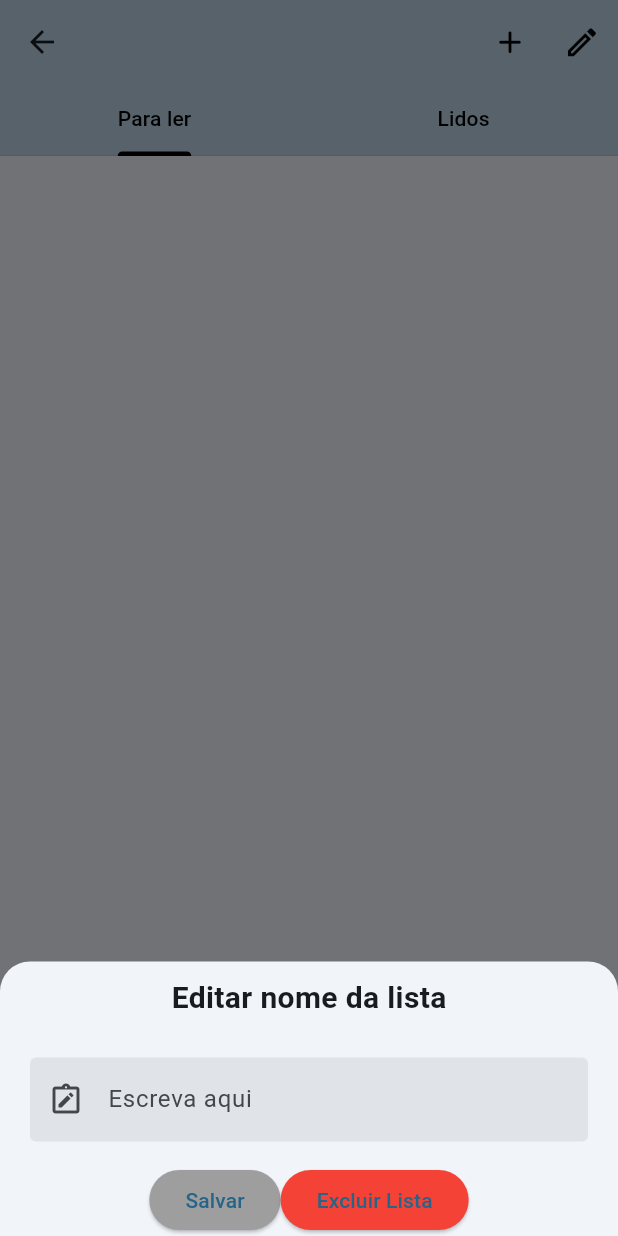
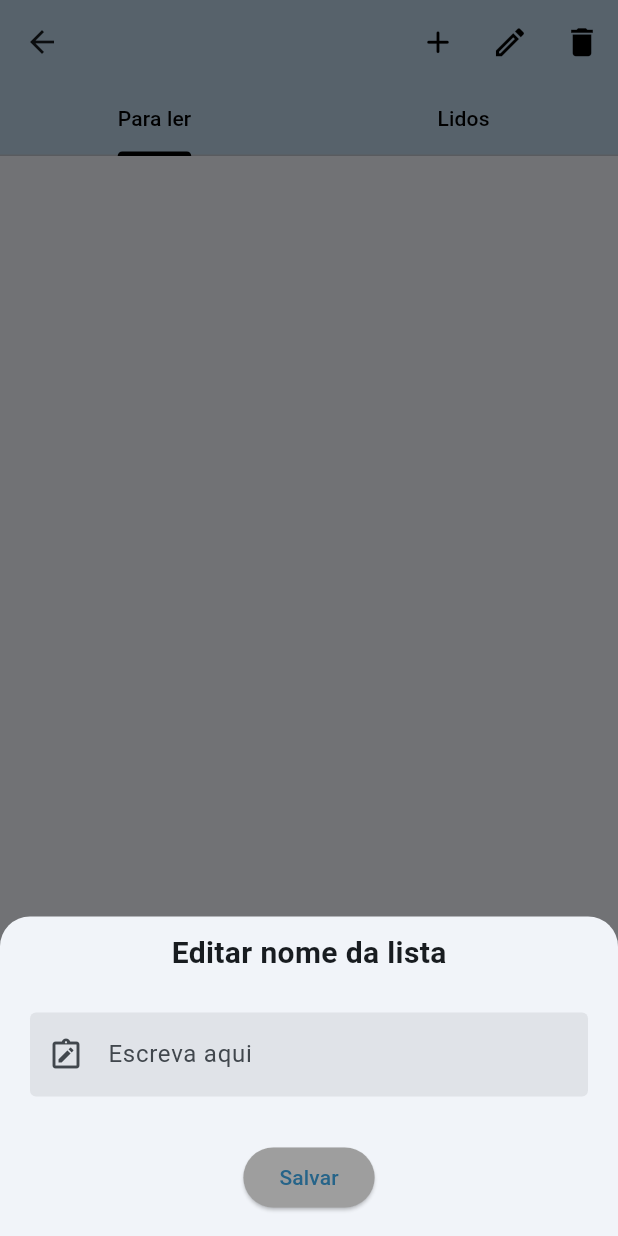
Before and after one commit to GuinterZaffalon/readingtracker, a Flutter app: the Expandedlist screen opened directly with empty values, after a tap on the "edit" icon, on a phone screen of 412 x 824 dp. Run offline on Flutter 3.47's test engine with Material 3 defaults, Android fonts, the phone set to English and light mode, and no system bars; our stand-ins replace flutter_rating_bar, sqflite; accounts and stored records are empty.

Commit message:
mudança para botão unico de delete

```diff
--- a/lib/src/screens/expandedList.dart
+++ b/lib/src/screens/expandedList.dart
@@ -250,10 +250,9 @@ class _ExpandedlistState extends State<Expandedlist> {
                                     ),
                                     maxLines: null,
                                   )),
-                              Row(
-                                mainAxisAlignment: MainAxisAlignment.center,
-                                children: [
-                                  newTitle == widget.title.title
+                              Padding(
+                                padding: EdgeInsets.fromLTRB(20, 15, 20, 15),
+                                child: newTitle == widget.title.title
                                     ? ElevatedButton(
                                         style: ElevatedButton.styleFrom(
                                           backgroundColor: Colors.grey,
@@ -275,16 +274,19 @@ class _ExpandedlistState extends State<Expandedlist> {
                                         },
                                         child: const Text("Salvar"),
                                       ),
-                                  const SizedBox(height: 10),
-                                  ElevatedButton(
-                                    style: ElevatedButton.styleFrom(
-                                      backgroundColor: Colors.red,
                               ),
+                            ],
+                          ));
+                },
+              ),
+              IconButton(
+                  icon: const Icon(Icons.delete),
+                  iconSize: 25,
+                  color: Colors.black,
                   onPressed: () {
                     AlertDialog(
                       title: const Text("Cancelar"),
-                                        content: const Text(
-                                            "Tem certeza que deseja cancelar?"),
+                      content: const Text("Tem certeza que deseja cancelar?"),
                       actions: [
                         TextButton(
                           child: const Text("Sim"),
@@ -302,15 +304,7 @@ class _ExpandedlistState extends State<Expandedlist> {
                       ],
                     );
                     Navigator.pop(context);
-                                    },
-                                    child: const Text("Excluir Lista"),
-                                  ),
-                                ],
-                              )
-                            ],
-                          ));
-                },
-              ),
+                  })
             ],
             bottom: const TabBar(
               labelColor: Colors.black,
```
Lines whose indentation alone changed are shown as unchanged.
